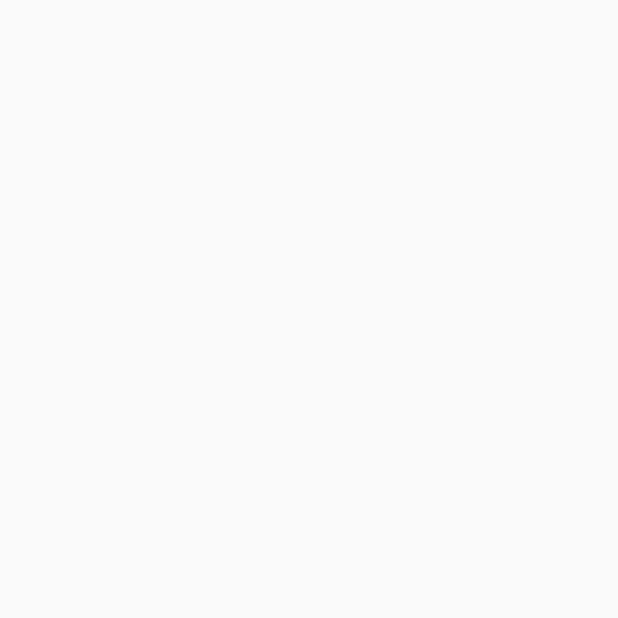
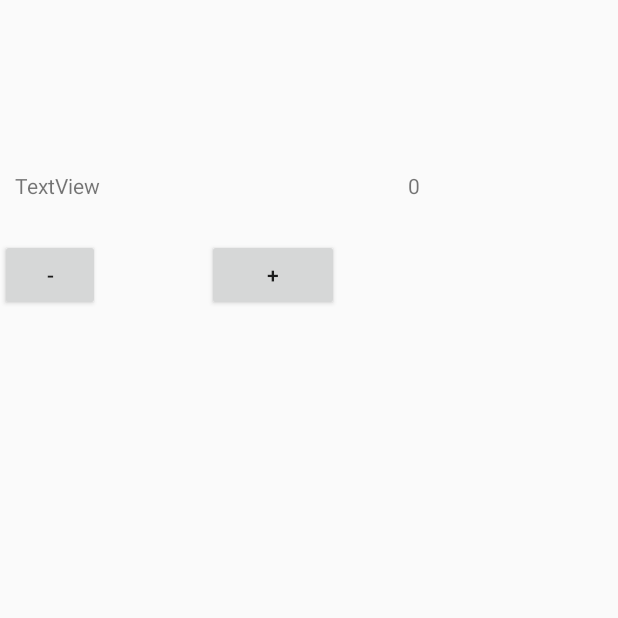
Before and after one commit to DCplayer/EngAppsados, an Android app: the NoticiasActivity screen opened directly, with no data from a screen before it, on a phone screen of 412 x 824 dp, the top half of it. Before the commit the part shown is empty. Run offline under Robolectric (Android 15) with nearby library versions, the phone set to English and light mode, and no system bars.

Commit message:
botones temporales para prueba de contro de puntos de firebase

```diff
--- a/EngappsadosApp/app/src/main/java/com/engappsados/engappsadosapp/NoticiasActivity.java
+++ b/EngappsadosApp/app/src/main/java/com/engappsados/engappsadosapp/NoticiasActivity.java
@@ -2,12 +2,32 @@ package com.engappsados.engappsadosapp;
 
 import android.support.v7.app.AppCompatActivity;
 import android.os.Bundle;
+import android.view.View;
+import android.widget.Button;
+import android.widget.TextView;
 
-public class NoticiasActivity extends AppCompatActivity {
-
+public class NoticiasActivity extends AppCompatActivity implements View.OnClickListener {
+    private TextView puntos;
+    private Button botonMenos,botonMas;
     @Override
     protected void onCreate(Bundle savedInstanceState) {
         super.onCreate(savedInstanceState);
         setContentView(R.layout.activity_noticias);
+        puntos = (TextView) findViewById(R.id.txt_cantPuntos);
+        botonMas = (Button) findViewById(R.id.btnMas);
+        botonMenos = (Button) findViewById(R.id.btnMenos);
+        botonMas.setOnClickListener(this);
+        botonMenos.setOnClickListener(this);
+    }
+    @Override
+    public void onClick(View v) {
+
+        if (R.id.btnMas == v.getId()) {
+            //do somethin
+        }
+        else if(R.id.btnMenos == v.getId()){
+            //do other thing
+        }
+
     }
 }
--- a/EngappsadosApp/app/src/main/res/layout/activity_noticias.xml
+++ b/EngappsadosApp/app/src/main/res/layout/activity_noticias.xml
@@ -6,4 +6,50 @@
     android:layout_height="match_parent"
     tools:context="com.engappsados.engappsadosapp.NoticiasActivity">
 
+    <RelativeLayout
+        android:layout_width="368dp"
+        android:layout_height="551dp"
+        tools:layout_editor_absoluteX="8dp"
+        tools:layout_editor_absoluteY="8dp">
+
+        <TextView
+            android:id="@+id/textView2"
+            android:layout_width="wrap_content"
+            android:layout_height="wrap_content"
+            android:layout_marginStart="10dp"
+            android:layout_marginTop="114dp"
+            android:text="TextView"
+            tools:text="Cantidad de puntos"
+            android:layout_alignParentTop="true"
+            android:layout_alignParentStart="true" />
+
+        <TextView
+            android:id="@+id/txt_cantPuntos"
+            android:layout_width="wrap_content"
+            android:layout_height="wrap_content"
+            android:layout_alignBaseline="@+id/textView2"
+            android:layout_alignBottom="@+id/textView2"
+            android:layout_alignParentEnd="true"
+            android:layout_marginEnd="88dp"
+            android:text="0" />
+
+        <Button
+            android:id="@+id/btnMenos"
+            android:layout_width="wrap_content"
+            android:layout_height="wrap_content"
+            android:layout_alignEnd="@+id/textView2"
+            android:layout_below="@+id/textView2"
+            android:layout_marginTop="26dp"
+            android:text="-"/>
+
+        <Button
+            android:id="@+id/btnMas"
+            android:layout_width="wrap_content"
+            android:layout_height="wrap_content"
+            android:layout_alignBaseline="@+id/btnMenos"
+            android:layout_alignBottom="@+id/btnMenos"
+            android:layout_marginStart="71dp"
+            android:layout_toEndOf="@+id/btnMenos"
+            android:text="+"/>
+    </RelativeLayout>
 </android.support.constraint.ConstraintLayout>
```
